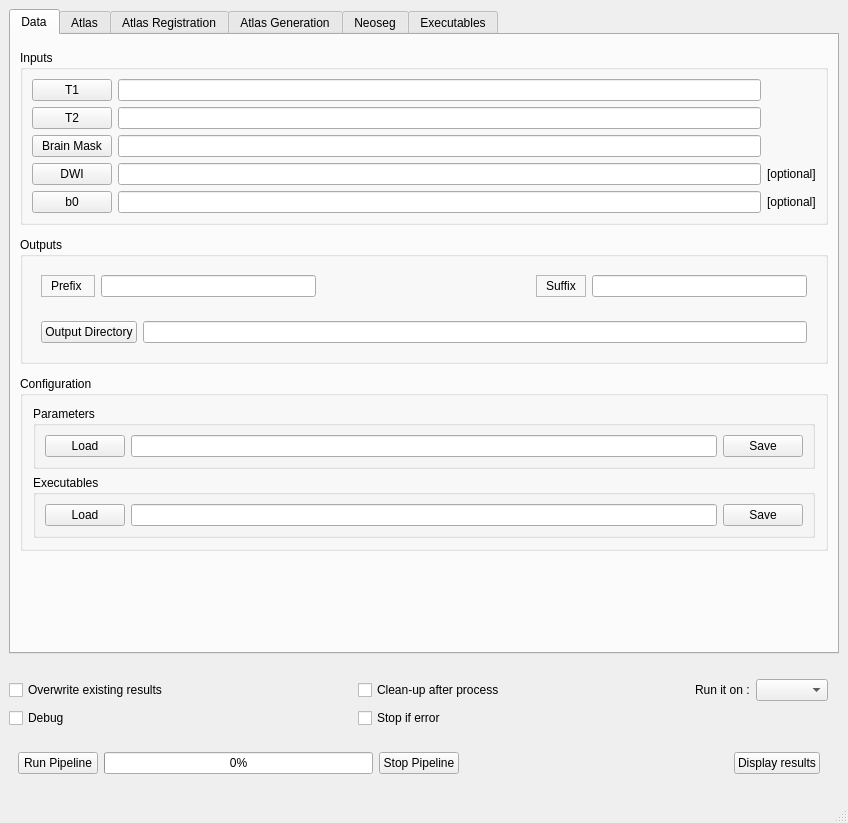
Above: Window.ui from hay318/NeosegPipeline before the change. Below: the same form after it.
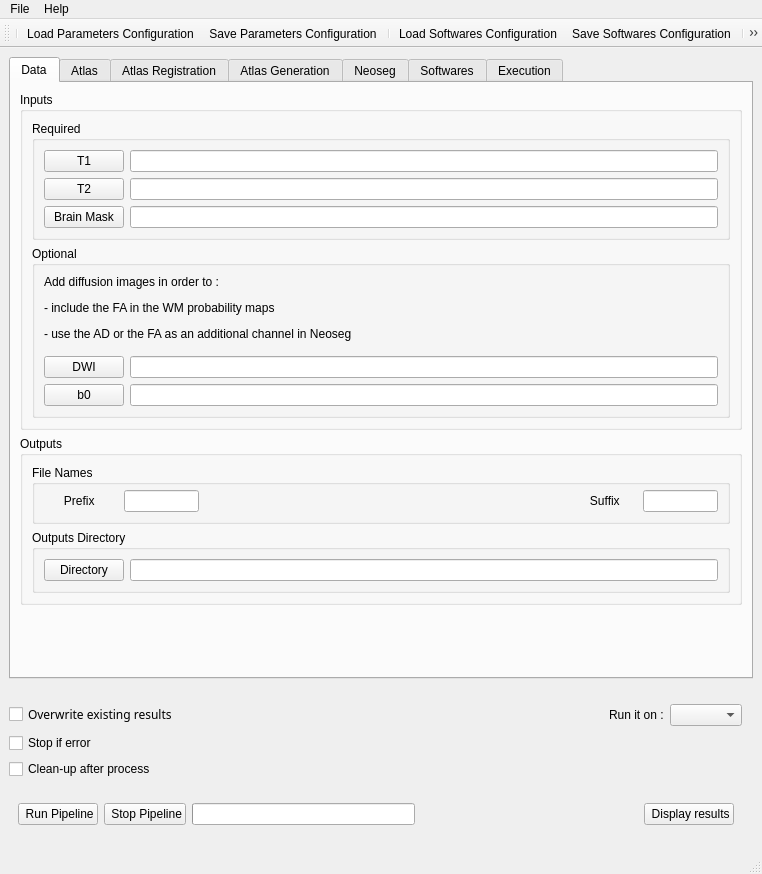
That is the form after the change. The open tabs and pages were chosen to show the change. Icons and pictures are not drawn.

Commit message: GUI: Add a window for logging, a menu and a toolbar with an about

What changed in the file:
```diff
--- a/Window.ui
+++ b/Window.ui
@@ -6,8 +6,8 @@
    <rect>
     <x>0</x>
     <y>0</y>
-    <width>848</width>
-    <height>823</height>
+    <width>762</width>
+    <height>870</height>
    </rect>
   </property>
   <property name="minimumSize">
@@ -17,7 +17,17 @@
    </size>
   </property>
   <property name="windowTitle">
-   <string>MainWindow</string>
+   <string>Neoseg Pipeline</string>
+  </property>
+  <property name="windowIcon">
+   <iconset resource="resources.qrc">
+    <normaloff>:/icons/icons/logo.png</normaloff>:/icons/icons/logo.png</iconset>
+  </property>
+  <property name="iconSize">
+   <size>
+    <width>16</width>
+    <height>16</height>
+   </size>
   </property>
   <widget class="QWidget" name="centralwidget">
    <layout class="QGridLayout" name="gridLayout_4">
@@ -36,21 +46,81 @@
           <item>
            <widget class="QPushButton" name="runPipeline_button">
             <property name="text">
-             <string>Run Pipeline</string>
+             <string> Run Pipeline</string>
             </property>
-           </widget>
-          </item>
-          <item>
-           <widget class="QProgressBar" name="runPipeline_progressBar">
-            <property name="value">
-             <number>0</number>
+            <property name="icon">
+             <iconset resource="resources.qrc">
+              <normaloff>:/icons/icons/run-button.png</normaloff>:/icons/icons/run-button.png</iconset>
+            </property>
+            <property name="iconSize">
+             <size>
+              <width>24</width>
+              <height>15</height>
+             </size>
             </property>
            </widget>
           </item>
           <item>
            <widget class="QPushButton" name="stopPipeline_button">
             <property name="text">
-             <string>Stop Pipeline</string>
+             <string> Stop Pipeline</string>
+            </property>
+            <property name="icon">
+             <iconset resource="resources.qrc">
+              <normaloff>:/icons/icons/stop-button.png</normaloff>:/icons/icons/stop-button.png</iconset>
+            </property>
+            <property name="iconSize">
+             <size>
+              <width>15</width>
+              <height>15</height>
+             </size>
+            </property>
+           </widget>
+          </item>
+          <item>
+           <widget class="QProgressBar" name="runPipeline_progressBar">
+            <property name="palette">
+             <palette>
+              <active>
+               <colorrole role="Highlight">
+                <brush brushstyle="SolidPattern">
+                 <color alpha="255">
+                  <red>48</red>
+                  <green>150</green>
+                  <blue>218</blue>
+                 </color>
+                </brush>
+               </colorrole>
+              </active>
+              <inactive>
+               <colorrole role="Highlight">
+                <brush brushstyle="SolidPattern">
+                 <color alpha="255">
+                  <red>48</red>
+                  <green>150</green>
+                  <blue>218</blue>
+                 </color>
+                </brush>
+               </colorrole>
+              </inactive>
+              <disabled>
+               <colorrole role="Highlight">
+                <brush brushstyle="SolidPattern">
+                 <color alpha="255">
+                  <red>145</red>
+                  <green>141</green>
+                  <blue>126</blue>
+                 </color>
+                </brush>
+               </colorrole>
+              </disabled>
+             </palette>
+            </property>
+            <property name="value">
+             <number>0</number>
+            </property>
+            <property name="textVisible">
+             <bool>false</bool>
             </property>
            </widget>
           </item>
@@ -70,7 +140,17 @@
           <item>
            <widget class="QPushButton" name="displayResults_button">
             <property name="text">
-             <string>Display results</string>
+             <string> Display results</string>
+            </property>
+            <property name="icon">
+             <iconset resource="resources.qrc">
+              <normaloff>:/icons/icons/eye.png</normaloff>:/icons/icons/eye.png</iconset>
+            </property>
+            <property name="iconSize">
+             <size>
+              <width>30</width>
+              <height>15</height>
+             </size>
             </property>
            </widget>
           </item>
@@ -86,7 +166,7 @@
           <property name="rightMargin">
            <number>0</number>
           </property>
-          <item row="1" column="5">
+          <item row="1" column="4">
            <widget class="QWidget" name="widget_15" native="true">
             <layout class="QHBoxLayout" name="horizontalLayout_11">
              <property name="margin">
@@ -107,6 +187,11 @@
           </item>
           <item row="1" column="0">
            <widget class="QCheckBox" name="overwriting_checkBox">
+            <property name="font">
+             <font>
+              <family>Sans Serif</family>
+             </font>
+            </property>
             <property name="text">
              <string>Overwrite existing results</string>
             </property>
@@ -115,50 +200,7 @@
             </property>
            </widget>
           </item>
-          <item row="1" column="1">
-           <spacer name="horizontalSpacer_21">
-            <property name="orientation">
-             <enum>Qt::Horizontal</enum>
-            </property>
-            <property name="sizeHint" stdset="0">
-             <size>
-              <width>40</width>
-              <height>20</height>
-             </size>
-            </property>
-           </spacer>
-          </item>
-          <item row="1" column="4">
-           <spacer name="horizontalSpacer_9">
-            <property name="orientation">
-             <enum>Qt::Horizontal</enum>
-            </property>
-            <property name="sizeHint" stdset="0">
-             <size>
-              <width>40</width>
-              <height>20</height>
-             </size>
-            </property>
-           </spacer>
-          </item>
-          <item row="1" column="3">
-           <widget class="QCheckBox" name="cleaningUp_checkBox">
-            <property name="text">
-             <string>Clean-up after process</string>
-            </property>
-            <property name="checked">
-             <bool>false</bool>
-            </property>
-           </widget>
-          </item>
-          <item row="2" column="0">
-           <widget class="QCheckBox" name="debug_checkBox">
-            <property name="text">
-             <string>Debug</string>
-            </property>
-           </widget>
-          </item>
-          <item row="2" column="3">
+          <item row="3" column="0">
            <widget class="QCheckBox" name="stoppingIfError_checkBox">
             <property name="text">
              <string>Stop if error</string>
@@ -168,6 +210,29 @@
             </property>
            </widget>
           </item>
+          <item row="4" column="0">
+           <widget class="QCheckBox" name="cleaningUp_checkBox">
+            <property name="text">
+             <string>Clean-up after process</string>
+            </property>
+            <property name="checked">
+             <bool>false</bool>
+            </property>
+           </widget>
+          </item>
+          <item row="1" column="3">
+           <spacer name="horizontalSpacer_9">
+            <property name="orientation">
+             <enum>Qt::Horizontal</enum>
+            </property>
+            <property name="sizeHint" stdset="0">
+             <size>
+              <width>40</width>
+              <height>20</height>
+             </size>
+            </property>
+           </spacer>
+          </item>
          </layout>
         </widget>
        </item>
@@ -185,10 +250,7 @@
        </attribute>
        <layout class="QVBoxLayout" name="verticalLayout_10">
         <item>
-         <widget class="QWidget" name="widget_23" native="true"/>
-        </item>
-        <item>
-         <widget class="QGroupBox" name="groupBox_21">
+         <widget class="QGroupBox" name="inputs_groupBox">
           <property name="title">
            <string>Inputs</string>
           </property>
@@ -199,36 +261,25 @@
            <property name="bottomMargin">
             <number>9</number>
            </property>
+           <item row="0" column="0">
+            <widget class="QGroupBox" name="groupBox_8">
+             <property name="title">
+              <string>Required</string>
+             </property>
+             <layout class="QGridLayout" name="gridLayout_18">
+              <item row="0" column="0">
+               <widget class="QPushButton" name="T1_button">
+                <property name="text">
+                 <string>T1</string>
+                </property>
+               </widget>
+              </item>
            <item row="0" column="1">
             <widget class="QLineEdit" name="T1_lineEdit"/>
            </item>
-           <item row="3" column="0">
-            <widget class="QPushButton" name="DWI_button">
-             <property name="text">
-              <string>DWI</string>
-             </property>
-            </widget>
-           </item>
-           <item row="2" column="0">
-            <widget class="QPushButton" name="mask_button">
-             <property name="text">
-              <string>Brain Mask</string>
-             </property>
-            </widget>
-           </item>
            <item row="1" column="1">
             <widget class="QLineEdit" name="T2_lineEdit"/>
            </item>
-           <item row="0" column="0">
-            <widget class="QPushButton" name="T1_button">
-             <property name="text">
-              <string>T1</string>
-             </property>
-            </widget>
-           </item>
-           <item row="4" column="1">
-            <widget class="QLineEdit" name="b0_lineEdit"/>
-           </item>
            <item row="1" column="0">
             <widget class="QPushButton" name="T2_button">
              <property name="text">
@@ -236,142 +287,151 @@
              </property>
             </widget>
            </item>
+              <item row="2" column="0">
+               <widget class="QPushButton" name="mask_button">
+                <property name="text">
+                 <string>Brain Mask</string>
+                </property>
+               </widget>
+              </item>
            <item row="2" column="1">
             <widget class="QLineEdit" name="mask_lineEdit"/>
            </item>
-           <item row="4" column="0">
+             </layout>
+            </widget>
+           </item>
+           <item row="1" column="0">
+            <widget class="QGroupBox" name="groupBox_19">
+             <property name="title">
+              <string>Optional</string>
+             </property>
+             <layout class="QGridLayout" name="gridLayout_28">
+              <item row="0" column="0">
+               <widget class="QLabel" name="label_29">
+                <property name="text">
+                 <string>&lt;html&gt;&lt;head/&gt;&lt;body&gt;&lt;p&gt;Add diffusion images in order to : &lt;/p&gt;&lt;p&gt;- include the FA in the WM probability maps&lt;/p&gt;&lt;p&gt;- use the AD or the FA as an additional channel in Neoseg &lt;/p&gt;&lt;/body&gt;&lt;/html&gt;</string>
+                </property>
+               </widget>
+              </item>
+              <item row="1" column="0">
+               <widget class="QWidget" name="widget_22" native="true">
+                <layout class="QGridLayout" name="gridLayout_29">
+                 <property name="leftMargin">
+                  <number>0</number>
+                 </property>
+                 <property name="topMargin">
+                  <number>9</number>
+                 </property>
+                 <property name="rightMargin">
+                  <number>0</number>
+                 </property>
+                 <property name="bottomMargin">
+                  <number>0</number>
+                 </property>
+                 <item row="0" column="1">
+                  <widget class="QLineEdit" name="b0_lineEdit"/>
+                 </item>
+                 <item row="0" column="0">
+                  <widget class="QPushButton" name="DWI_button">
+                   <property name="text">
+                    <string>DWI</string>
+                   </property>
+                  </widget>
+                 </item>
+                 <item row="1" column="0">
             <widget class="QPushButton" name="b0_button">
              <property name="text">
               <string>b0</string>
              </property>
             </widget>
            </item>
-           <item row="3" column="1">
+                 <item row="1" column="1">
             <widget class="QLineEdit" name="DWI_lineEdit"/>
            </item>
-           <item row="3" column="2">
-            <widget class="QLabel" name="label_29">
-             <property name="text">
-              <string>[optional]</string>
-             </property>
-            </widget>
-           </item>
-           <item row="4" column="2">
-            <widget class="QLabel" name="label_30">
-             <property name="text">
-              <string>[optional]</string>
-             </property>
+                </layout>
+               </widget>
+              </item>
+             </layout>
             </widget>
            </item>
           </layout>
          </widget>
         </item>
         <item>
-         <widget class="QWidget" name="widget" native="true"/>
-        </item>
-        <item>
-         <widget class="QGroupBox" name="groupBox_22">
+         <widget class="QGroupBox" name="outputs_groupBox">
           <property name="title">
            <string>Outputs</string>
           </property>
           <layout class="QGridLayout" name="gridLayout_26">
            <item row="0" column="0">
-            <widget class="QWidget" name="widget_36" native="true">
-             <layout class="QHBoxLayout" name="horizontalLayout_33">
-              <item>
-               <widget class="QFrame" name="frame_2">
-                <property name="frameShape">
-                 <enum>QFrame::StyledPanel</enum>
-                </property>
-                <property name="frameShadow">
-                 <enum>QFrame::Raised</enum>
-                </property>
-                <layout class="QHBoxLayout" name="horizontalLayout_9">
-                 <property name="leftMargin">
-                  <number>9</number>
-                 </property>
+            <widget class="QGroupBox" name="groupBox_20">
+             <property name="title">
+              <string>File Names</string>
+             </property>
+             <layout class="QGridLayout" name="gridLayout_17">
                  <property name="topMargin">
-                  <number>3</number>
-                 </property>
-                 <property name="rightMargin">
-                  <number>9</number>
-                 </property>
-                 <property name="bottomMargin">
-                  <number>3</number>
-                 </property>
-                 <item alignment="Qt::AlignHCenter">
-                  <widget class="QLabel" name="label_38">
-                   <property name="text">
-                    <string>Prefix </string>
-                   </property>
-                  </widget>
-                 </item>
-                </layout>
-               </widget>
-              </item>
-              <item>
-               <widget class="QLineEdit" name="prefix_lineEdit"/>
-              </item>
-              <item>
-               <spacer name="horizontalSpacer">
-                <property name="orientation">
-                 <enum>Qt::Horizontal</enum>
-                </property>
-                <property name="sizeType">
-                 <enum>QSizePolicy::Expanding</enum>
-                </property>
-                <property name="sizeHint" stdset="0">
-                 <size>
-                  <width>40</width>
-                  <height>20</height>
-                 </size>
-                </property>
-               </spacer>
-              </item>
-              <item>
-               <widget class="QFrame" name="frame_3">
-                <property name="frameShape">
-                 <enum>QFrame::StyledPanel</enum>
-                </property>
-                <property name="frameShadow">
-                 <enum>QFrame::Raised</enum>
-                </property>
-                <layout class="QHBoxLayout" name="horizontalLayout_32">
-                 <property name="leftMargin">
-                  <number>9</number>
-                 </property>
-                 <property name="topMargin">
-                  <number>3</number>
-                 </property>
-                 <property name="rightMargin">
-                  <number>9</number>
-                 </property>
-                 <property name="bottomMargin">
-                  <number>3</number>
-                 </property>
-                 <item>
+               <number>5</number>
+              </property>
+              <item row="0" column="3">
                   <widget class="QLabel" name="label_43">
                    <property name="text">
-                    <string>Suffix</string>
+                 <string>      Suffix     </string>
                    </property>
                   </widget>
                  </item>
-                </layout>
+              <item row="0" column="1" alignment="Qt::AlignLeft">
+               <widget class="QLineEdit" name="prefix_lineEdit">
+                <property name="maximumSize">
+                 <size>
+                  <width>75</width>
+                  <height>16777215</height>
+                 </size>
+                </property>
                </widget>
               </item>
-              <item>
-               <widget class="QLineEdit" name="suffix_lineEdit"/>
+              <item row="0" column="2">
+               <spacer name="horizontalSpacer_21">
+                <property name="orientation">
+                 <enum>Qt::Horizontal</enum>
+                </property>
+                <property name="sizeHint" stdset="0">
+                 <size>
+                  <width>40</width>
+                  <height>20</height>
+                 </size>
+                </property>
+               </spacer>
+              </item>
+              <item row="0" column="0" alignment="Qt::AlignHCenter">
+               <widget class="QLabel" name="label_38">
+                <property name="text">
+                 <string>      Prefix       </string>
+                </property>
+               </widget>
+              </item>
+              <item row="0" column="4" alignment="Qt::AlignLeft">
+               <widget class="QLineEdit" name="suffix_lineEdit">
+                <property name="maximumSize">
+                 <size>
+                  <width>75</width>
+                  <height>16777215</height>
+                 </size>
+                </property>
+               </widget>
               </item>
              </layout>
             </widget>
            </item>
            <item row="1" column="0">
-            <widget class="QWidget" name="widget_40" native="true">
-             <layout class="QHBoxLayout" name="horizontalLayout_34">
+            <widget class="QGroupBox" name="groupBox_26">
+             <property name="title">
+              <string>Outputs Directory</string>
+             </property>
+             <layout class="QHBoxLayout" name="horizontalLayout_9">
               <item>
                <widget class="QPushButton" name="output_button">
                 <property name="text">
-                 <string>Output Directory</string>
+                 <string>Directory</string>
                 </property>
                </widget>
               </item>
@@ -384,79 +444,6 @@
           </layout>
          </widget>
         </item>
-        <item>
-         <widget class="QWidget" name="widget_35" native="true"/>
-        </item>
-        <item>
-         <widget class="QGroupBox" name="groupBox_8">
-          <property name="title">
-           <string>Configuration</string>
-          </property>
-          <layout class="QGridLayout" name="gridLayout_17">
-           <item row="0" column="0">
-            <widget class="QWidget" name="widget_22" native="true">
-             <layout class="QGridLayout" name="gridLayout_18">
-              <property name="margin">
-               <number>1</number>
-              </property>
-              <item row="0" column="0">
-               <widget class="QGroupBox" name="groupBox_19">
-                <property name="title">
-                 <string>Parameters</string>
-                </property>
-                <layout class="QHBoxLayout" name="horizontalLayout_16">
-                 <item>
-                  <widget class="QPushButton" name="loadParameters_button">
-                   <property name="text">
-                    <string>Load</string>
-                   </property>
-                  </widget>
-                 </item>
-                 <item>
-                  <widget class="QLineEdit" name="loadParameters_lineEdit"/>
-                 </item>
-                 <item>
-                  <widget class="QPushButton" name="saveParameters_button">
-                   <property name="text">
-                    <string>Save</string>
-                   </property>
-                  </widget>
-                 </item>
-                </layout>
-               </widget>
-              </item>
-              <item row="1" column="0">
-               <widget class="QGroupBox" name="groupBox_20">
-                <property name="title">
-                 <string>Executables</string>
-                </property>
-                <layout class="QHBoxLayout" name="horizontalLayout_17">
-                 <item>
-                  <widget class="QPushButton" name="loadExecutables_button">
-                   <property name="text">
-                    <string>Load</string>
-                   </property>
-                  </widget>
-                 </item>
-                 <item>
-                  <widget class="QLineEdit" name="loadExecutables_lineEdit"/>
-                 </item>
-                 <item>
-                  <widget class="QPushButton" name="saveExecutables_button">
-                   <property name="text">
-                    <string>Save</string>
-                   </property>
-                  </widget>
-                 </item>
-                </layout>
-               </widget>
-              </item>
-             </layout>
-            </widget>
-           </item>
-          </layout>
-         </widget>
-        </item>
         <item>
          <spacer name="verticalSpacer_7">
           <property name="orientation">
@@ -2066,7 +2053,7 @@
       </widget>
       <widget class="QWidget" name="tab">
        <attribute name="title">
-        <string>Executables</string>
+        <string>Softwares</string>
        </attribute>
        <layout class="QVBoxLayout" name="verticalLayout_2">
         <item>
@@ -2287,6 +2274,78 @@
         </item>
        </layout>
       </widget>
+      <widget class="QWidget" name="execution_tab">
+       <attribute name="title">
+        <string>Execution</string>
+       </attribute>
+       <layout class="QVBoxLayout" name="verticalLayout_3">
+        <item>
+         <widget class="QWidget" name="widget" native="true">
+          <layout class="QHBoxLayout" name="horizontalLayout_16">
+           <item>
+            <widget class="QLabel" name="label_30">
+             <property name="text">
+              <string>View : </string>
+             </property>
+            </widget>
+           </item>
+           <item>
+            <widget class="QRadioButton" name="pipeline_radioButton">
+             <property name="text">
+              <string>Pipeline</string>
+             </property>
+            </widget>
+           </item>
+           <item>
+            <widget class="QRadioButton" name="registrations_radioButton">
+             <property name="text">
+              <string>Registration</string>
+             </property>
+            </widget>
+           </item>
+           <item>
+            <widget class="QComboBox" name="registrations_comboBox">
+             <property name="sizeAdjustPolicy">
+              <enum>QComboBox::AdjustToContents</enum>
+             </property>
+            </widget>
+           </item>
+           <item>
+            <spacer name="horizontalSpacer">
+             <property name="orientation">
+              <enum>Qt::Horizontal</enum>
+             </property>
+             <property name="sizeHint" stdset="0">
+              <size>
+               <width>40</width>
+               <height>20</height>
+              </size>
+             </property>
+            </spacer>
+           </item>
+          </layout>
+         </widget>
+        </item>
+        <item>
+         <widget class="QWidget" name="execution_widget" native="true">
+          <layout class="QVBoxLayout" name="verticalLayout_5">
+           <property name="margin">
+            <number>0</number>
+           </property>
+           <item>
+            <widget class="QPlainTextEdit" name="m_log_plainTextEdit">
+             <property name="font">
+              <font>
+               <family>Courier 10 Pitch</family>
+              </font>
+             </property>
+            </widget>
+           </item>
+          </layout>
+         </widget>
+        </item>
+       </layout>
+      </widget>
      </widget>
     </item>
    </layout>
@@ -2296,13 +2355,161 @@
     <rect>
      <x>0</x>
      <y>0</y>
-     <width>848</width>
+     <width>762</width>
      <height>22</height>
     </rect>
    </property>
+   <widget class="QMenu" name="menuFile">
+    <property name="title">
+     <string>File</string>
+    </property>
+    <addaction name="loadParametersConfiguration_action"/>
+    <addaction name="saveParametersConfiguration_action"/>
+    <addaction name="separator"/>
+    <addaction name="loadSoftwaresConfiguration_action"/>
+    <addaction name="saveSoftwaresConfiguration_action"/>
+    <addaction name="separator"/>
+    <addaction name="quit_action"/>
+   </widget>
+   <widget class="QMenu" name="menuHelp">
+    <property name="title">
+     <string>Help</string>
+    </property>
+    <addaction name="actionAbout"/>
+   </widget>
+   <addaction name="menuFile"/>
+   <addaction name="menuHelp"/>
   </widget>
   <widget class="QStatusBar" name="statusbar"/>
- </widget>
- <resources/>
+  <widget class="QToolBar" name="toolBar">
+   <property name="windowTitle">
+    <string>toolBar</string>
+   </property>
+   <property name="iconSize">
+    <size>
+     <width>18</width>
+     <height>18</height>
+    </size>
+   </property>
+   <attribute name="toolBarArea">
+    <enum>TopToolBarArea</enum>
+   </attribute>
+   <attribute name="toolBarBreak">
+    <bool>false</bool>
+   </attribute>
+   <addaction name="separator"/>
+   <addaction name="loadParametersConfiguration_action"/>
+   <addaction name="saveParametersConfiguration_action"/>
+   <addaction name="separator"/>
+   <addaction name="loadSoftwaresConfiguration_action"/>
+   <addaction name="saveSoftwaresConfiguration_action"/>
+   <addaction name="separator"/>
+   <addaction name="runPipeline_action"/>
+   <addaction name="stopPipeline_action"/>
+   <addaction name="separator"/>
+   <addaction name="displayResults_action"/>
+  </widget>
+  <action name="loadParametersConfiguration_action">
+   <property name="icon">
+    <iconset resource="resources.qrc">
+     <normaloff>:/icons/icons/load.png</normaloff>:/icons/icons/load.png</iconset>
+   </property>
+   <property name="text">
+    <string>Load Parameters Configuration</string>
+   </property>
+  </action>
+  <action name="loadSoftwaresConfiguration_action">
+   <property name="icon">
+    <iconset resource="resources.qrc">
+     <normaloff>:/icons/icons/load-softwares.png</normaloff>:/icons/icons/load-softwares.png</iconset>
+   </property>
+   <property name="text">
+    <string>Load Softwares Configuration</string>
+   </property>
+  </action>
+  <action name="saveParametersConfiguration_action">
+   <property name="icon">
+    <iconset resource="resources.qrc">
+     <normaloff>:/icons/icons/save-3.png</normaloff>:/icons/icons/save-3.png</iconset>
+   </property>
+   <property name="text">
+    <string>Save Parameters Configuration</string>
+   </property>
+  </action>
+  <action name="saveSoftwaresConfiguration_action">
+   <property name="icon">
+    <iconset resource="resources.qrc">
+     <normaloff>:/icons/icons/save-softwares.png</normaloff>:/icons/icons/save-softwares.png</iconset>
+   </property>
+   <property name="text">
+    <string>Save Softwares Configuration</string>
+   </property>
+  </action>
+  <action name="quit_action">
+   <property name="icon">
+    <iconset resource="resources.qrc">
+     <normaloff>:/icons/icons/quit.png</normaloff>:/icons/icons/quit.png</iconset>
+   </property>
+   <property name="text">
+    <string>Quit</string>
+   </property>
+  </action>
+  <action name="about_action">
+   <property name="icon">
+    <iconset resource="resources.qrc">
+     <normaloff>:/icons/icons/info.png</normaloff>:/icons/icons/info.png</iconset>
+   </property>
+   <property name="text">
+    <string>About</string>
+   </property>
+  </action>
+  <action name="runPipeline_action">
+   <property name="icon">
+    <iconset resource="resources.qrc">
+     <normaloff>:/icons/icons/run-button.png</normaloff>:/icons/icons/run-button.png</iconset>
+   </property>
+   <property name="text">
+    <string>Run Pipeline</string>
+   </property>
+   <property name="toolTip">
+    <string>Run Pipeline</string>
+   </property>
+   <property name="shortcut">
+    <string>Ctrl+R</string>
+   </property>
+  </action>
+  <action name="stopPipeline_action">
+   <property name="icon">
+    <iconset resource="resources.qrc">
+     <normaloff>:/icons/icons/stop-button.png</normaloff>:/icons/icons/stop-button.png</iconset>
+   </property>
+   <property name="text">
+    <string>Stop Pipeline</string>
+   </property>
+   <property name="toolTip">
+    <string>Stop Pipeline</string>
+   </property>
+  </action>
+  <action name="displayResults_action">
+   <property name="icon">
+    <iconset resource="resources.qrc">
+     <normaloff>:/icons/icons/eye.png</normaloff>:/icons/icons/eye.png</iconset>
+   </property>
+   <property name="text">
+    <string>Display results</string>
+   </property>
+   <property name="toolTip">
+    <string>Display results</string>
+   </property>
+  </action>
+  <action name="actionAbout">
+   <property name="text">
+    <string>About</string>
+   </property>
+  </action>
+ </widget>
+ <resources>
+  <include location="resources.qrc"/>
+ </resources>
  <connections/>
 </ui>
```
Left out of the diff: 74 changed lines with no effect on the pictures. Lines whose indentation alone changed are shown as unchanged. The commit also changes 23 other files.
